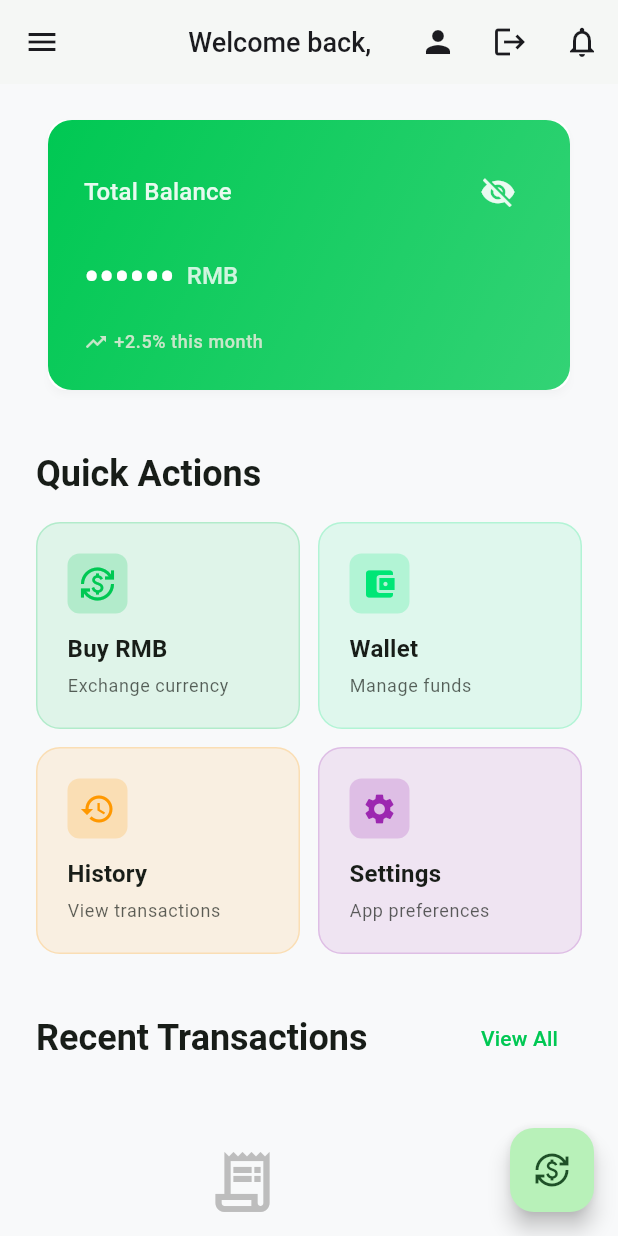
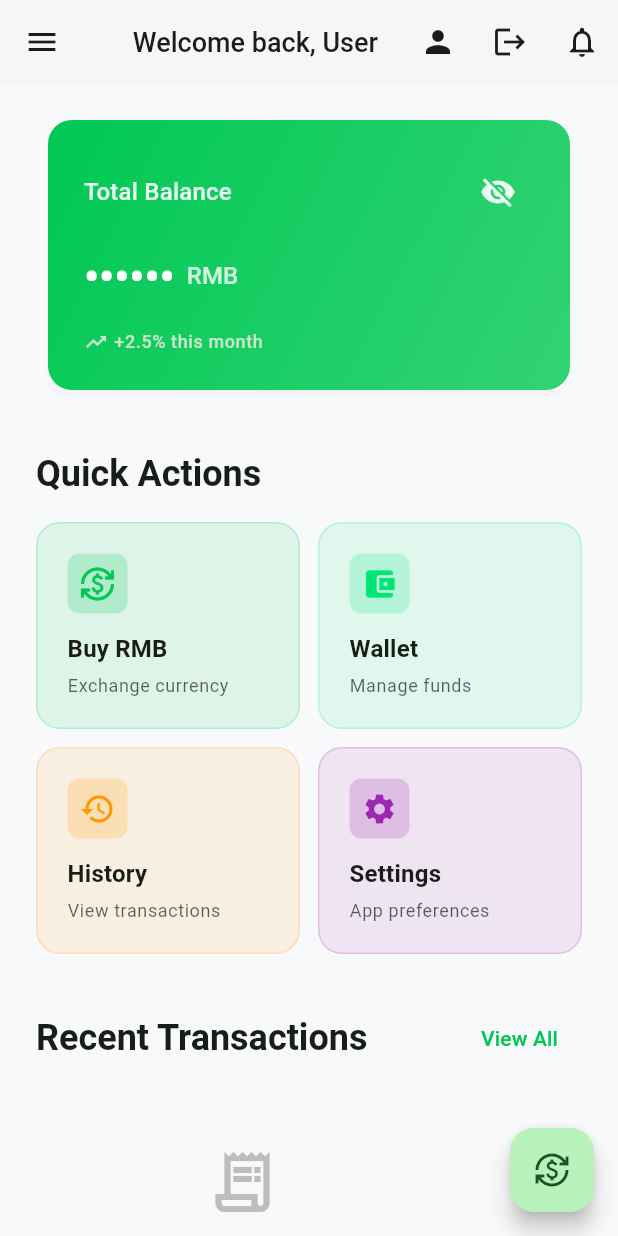
Before and after one commit to FredrickDickson/rmbexpress, a Flutter app: the DashboardScreen screen opened by its route, after a tap on the "visibility" icon, on a phone screen of 412 x 824 dp. Run offline on Flutter 3.47's test engine with Material 3 defaults, Android fonts, the phone set to English and light mode, and no system bars; our stand-ins replace flutter_riverpod, go_router, shimmer, supabase_flutter; accounts and stored records are empty; network calls fail.

Commit message:
Fix various bugs and improve user data display
Replaces print statements with debugPrint, handles empty local part in email processing, adds loading text in Buy RMB screen, and extracts first name for dashboard title.

Replit-Commit-Author: Agent
Replit-Commit-Session-Id: bc9be4b7-209d-436a-8c85-23c3fdbe41a6
Replit-Commit-Checkpoint-Type: full_checkpoint
Replit-Commit-Screenshot-Url: https://storage.googleapis.com/screenshot-production-us-central1/88ad9645-7ebd-487d-a617-cf3fe4017596/bc9be4b7-209d-436a-8c85-23c3fdbe41a6/Q8fIhPm

```diff
--- a/lib/core/providers/transaction_provider.dart
+++ b/lib/core/providers/transaction_provider.dart
@@ -1,3 +1,4 @@
+import 'package:flutter/foundation.dart';
 import 'package:flutter_riverpod/flutter_riverpod.dart';
 import '../models/transaction_model.dart';
 import '../services/supabase_service.dart';
@@ -27,7 +28,7 @@ class TransactionsNotifier extends StateNotifier<List<Transaction>> {
 
       state = convertedTransactions;
     } catch (e) {
-      print('Failed to load transactions: $e');
+      debugPrint('Failed to load transactions: $e');
       state = [];
     }
   }
--- a/lib/core/providers/user_provider.dart
+++ b/lib/core/providers/user_provider.dart
@@ -1,3 +1,4 @@
+import 'package:flutter/foundation.dart';
 import 'package:flutter_riverpod/flutter_riverpod.dart';
 import '../models/user_model.dart';
 import '../services/supabase_service.dart';
@@ -51,7 +52,7 @@ class UserNotifier extends StateNotifier<User> {
       );
     } catch (e) {
       // Keep default state if loading fails
-      print('Failed to load user data: $e');
+      debugPrint('Failed to load user data: $e');
     }
   }
 
@@ -60,13 +61,16 @@ class UserNotifier extends StateNotifier<User> {
     final parts = email.split('@');
     if (parts.isEmpty) return 'User';
     final localPart = parts.first;
+    if (localPart.isEmpty) return 'User';
+
     // Convert email like john.doe to John Doe
     final nameParts = localPart.split('.');
-    return nameParts
-        .map((part) => part.isNotEmpty
-            ? '${part[0].toUpperCase()}${part.substring(1)}'
-            : '')
-        .join(' ');
+    final processedParts = nameParts
+        .where((part) => part.isNotEmpty)
+        .map((part) => '${part[0].toUpperCase()}${part.substring(1)}')
+        .toList();
+
+    return processedParts.isNotEmpty ? processedParts.join(' ') : 'User';
   }
 
   Future<void> refreshUserData() async {
--- a/lib/core/services/admin_service.dart
+++ b/lib/core/services/admin_service.dart
@@ -1,9 +1,9 @@
+import 'package:flutter/foundation.dart';
 import 'package:supabase_flutter/supabase_flutter.dart';
 import 'supabase_service.dart';
 
 class AdminService {
   final _supabase = Supabase.instance.client;
-  final _supabaseService = SupabaseService();
 
   // Check if current user has admin role
   Future<bool> isCurrentUserAdmin() async {
@@ -21,7 +21,7 @@ class AdminService {
       final role = profiles.first['role'] as String?;
       return role == 'admin' || role == 'super_admin';
     } catch (e) {
-      print('Error checking admin role: $e');
+      debugPrint('Error checking admin role: $e');
       return false;
     }
   }
@@ -47,7 +47,7 @@ class AdminService {
 
       return profile;
     } catch (e) {
-      print('Error getting admin profile: $e');
+      debugPrint('Error getting admin profile: $e');
       return null;
     }
   }
--- a/lib/screens/dashboard/dashboard_screen.dart
+++ b/lib/screens/dashboard/dashboard_screen.dart
@@ -50,7 +50,7 @@ class _DashboardScreenState extends ConsumerState<DashboardScreen> {
 
     return Scaffold(
       appBar: RoleBasedAppBar(
-        title: 'Welcome back, ${user.name.split(' ').first}',
+        title: 'Welcome back, ${_getFirstName(user.name)}',
         actions: [
           IconButton(
             icon: const Icon(Icons.notifications_outlined),
@@ -119,6 +119,14 @@ class _DashboardScreenState extends ConsumerState<DashboardScreen> {
         child: const Icon(Icons.currency_exchange),
       ),
     );
+  }
+
+  String _getFirstName(String fullName) {
+    if (fullName.isEmpty || fullName == 'Loading...') {
+      return 'User';
+    }
+    final parts = fullName.split(' ');
+    return parts.isNotEmpty ? parts.first : 'User';
   }
 
   Widget _buildAdminQuickAccess(BuildContext context) {
```
Also changed, not shown: lib/screens/buy_rmb/buy_rmb_screen.dart (+18 -2 lines), 1 other file.
